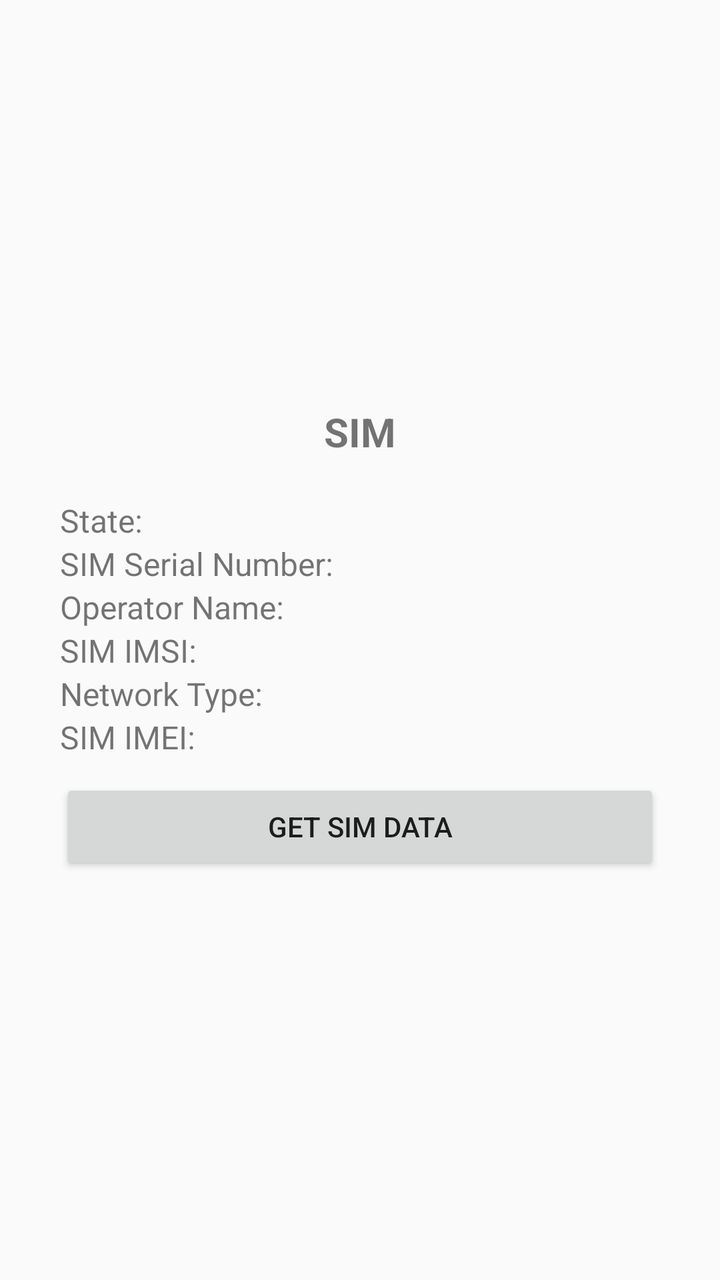
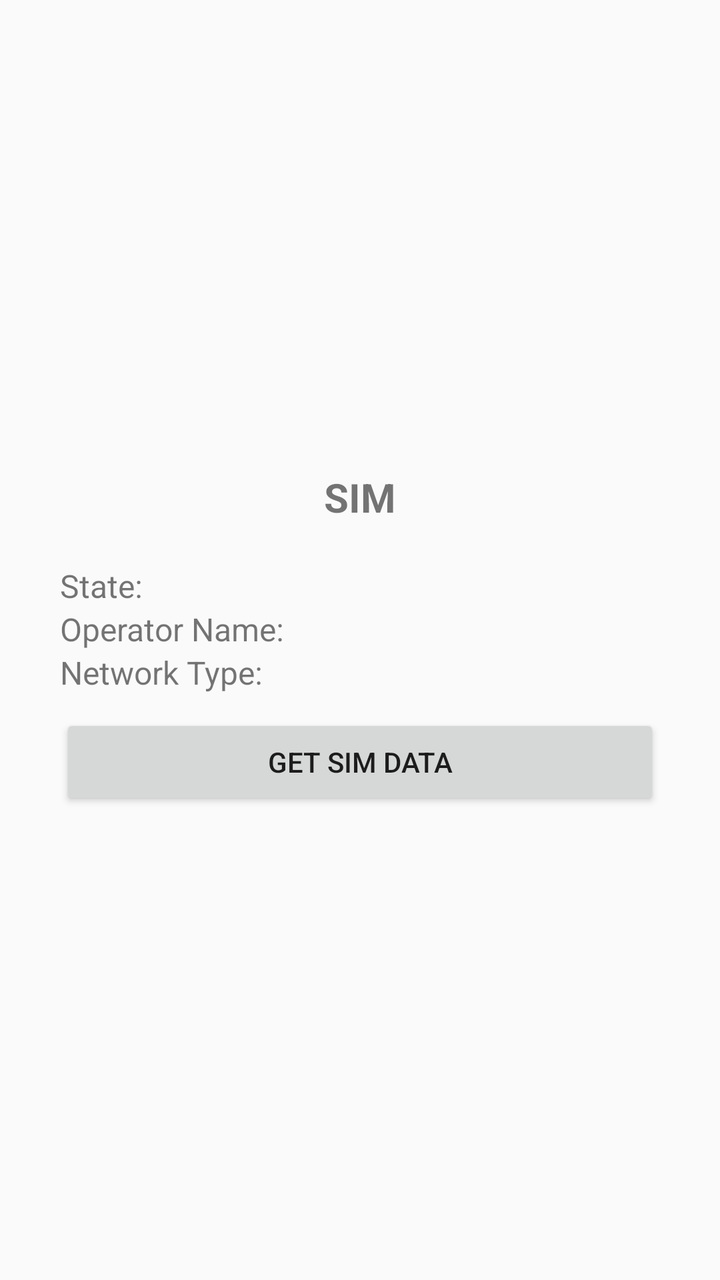

Two renders of the same Android screen: before a commit and after it. Below are the layout's source before the change and the commit's diff.
<!-- AndroidManifest.xml: application theme Theme.DoxeApp -->
<!-- res/layout/sim_activity.xml -->
<?xml version="1.0" encoding="utf-8"?>
<LinearLayout xmlns:android="http://schemas.android.com/apk/res/android"
    android:layout_width="match_parent"
    android:layout_height="match_parent"
    android:gravity="center"
    android:orientation="vertical"
    android:padding="30dp">

    <TextView
        android:id="@+id/textViewSIMTitle"
        android:layout_width="wrap_content"
        android:layout_height="wrap_content"
        android:text="@string/simtitle"
        android:textSize="20sp"
        android:textStyle="bold" />

    <TextView
        android:id="@+id/textViewState"
        android:layout_width="match_parent"
        android:layout_height="wrap_content"
        android:layout_marginTop="20dp"
        android:text="@string/simState"
        android:textSize="16sp" />

    <TextView
        android:id="@+id/textViewIccid"
        android:layout_width="match_parent"
        android:layout_height="wrap_content"
        android:text="@string/simSerialNumer"
        android:textSize="16sp" />

    <TextView
        android:id="@+id/textViewOperador"
        android:layout_width="match_parent"
        android:layout_height="wrap_content"
        android:text="@string/simOperador"
        android:textSize="16sp" />

    <TextView
        android:id="@+id/textViewImsi"
        android:layout_width="match_parent"
        android:layout_height="wrap_content"
        android:text="@string/simImsi"
        android:textSize="16sp" />

    <TextView
        android:id="@+id/textViewNetwork"
        android:layout_width="match_parent"
        android:layout_height="wrap_content"
        android:text="@string/simRed"
        android:textSize="16sp" />

    <TextView
        android:id="@+id/textViewImei"
        android:layout_width="match_parent"
        android:layout_height="wrap_content"
        android:text="@string/simImei"
        android:textSize="16sp" />

    <Button
        android:id="@+id/buttonGetSimData"
        android:layout_width="match_parent"
        android:layout_height="wrap_content"
        android:layout_marginTop="10dp"
        android:text="@string/getSimData" />
</LinearLayout>
<!-- resources referenced by this layout -->
<resources>
  <string name="getSimData">Get SIM Data</string>
  <string name="simImei">SIM IMEI:</string>
  <string name="simImsi">SIM IMSI:</string>
  <string name="simOperador">Operator Name:</string>
  <string name="simRed">Network Type:</string>
  <string name="simSerialNumer">SIM Serial Number:</string>
  <string name="simState">State:</string>
  <string name="simtitle">SIM</string>
  <style name="Theme.DoxeApp" parent="Theme.AppCompat.Light.NoActionBar">
          <item name="colorPrimary">@color/purple_500</item>
          <item name="colorPrimaryDark">@color/purple_700</item>
          <item name="colorAccent">@color/teal_200</item>
      </style>
  <color name="purple_500">#FF6200EE</color>
  <color name="purple_700">#FF3700B3</color>
  <color name="teal_200">#FF03DAC5</color>
</resources>

<!-- the commit's change to res/layout/sim_activity.xml (unified diff, before → after) -->
@@ -22,12 +22,12 @@
         android:text="@string/simState"
         android:textSize="16sp" />
 
-    <TextView
-        android:id="@+id/textViewIccid"
-        android:layout_width="match_parent"
-        android:layout_height="wrap_content"
-        android:text="@string/simSerialNumer"
-        android:textSize="16sp" />
+
+
+
+
+
+
 
     <TextView
         android:id="@+id/textViewOperador"
@@ -36,12 +36,12 @@
         android:text="@string/simOperador"
         android:textSize="16sp" />
 
-    <TextView
-        android:id="@+id/textViewImsi"
-        android:layout_width="match_parent"
-        android:layout_height="wrap_content"
-        android:text="@string/simImsi"
-        android:textSize="16sp" />
+
+
+
+
+
+
 
     <TextView
         android:id="@+id/textViewNetwork"
@@ -50,12 +50,12 @@
         android:text="@string/simRed"
         android:textSize="16sp" />
 
-    <TextView
-        android:id="@+id/textViewImei"
-        android:layout_width="match_parent"
-        android:layout_height="wrap_content"
-        android:text="@string/simImei"
-        android:textSize="16sp" />
+
+
+
+
+
+
 
     <Button
         android:id="@+id/buttonGetSimData"
<!-- resource entries referenced after the edit -->
@@ -1,11 +1,8 @@
 <!-- resources referenced by this layout -->
 <resources>
   <string name="getSimData">Get SIM Data</string>
-  <string name="simImei">SIM IMEI:</string>
-  <string name="simImsi">SIM IMSI:</string>
   <string name="simOperador">Operator Name:</string>
   <string name="simRed">Network Type:</string>
-  <string name="simSerialNumer">SIM Serial Number:</string>
   <string name="simState">State:</string>
   <string name="simtitle">SIM</string>
   <style name="Theme.DoxeApp" parent="Theme.AppCompat.Light.NoActionBar">
